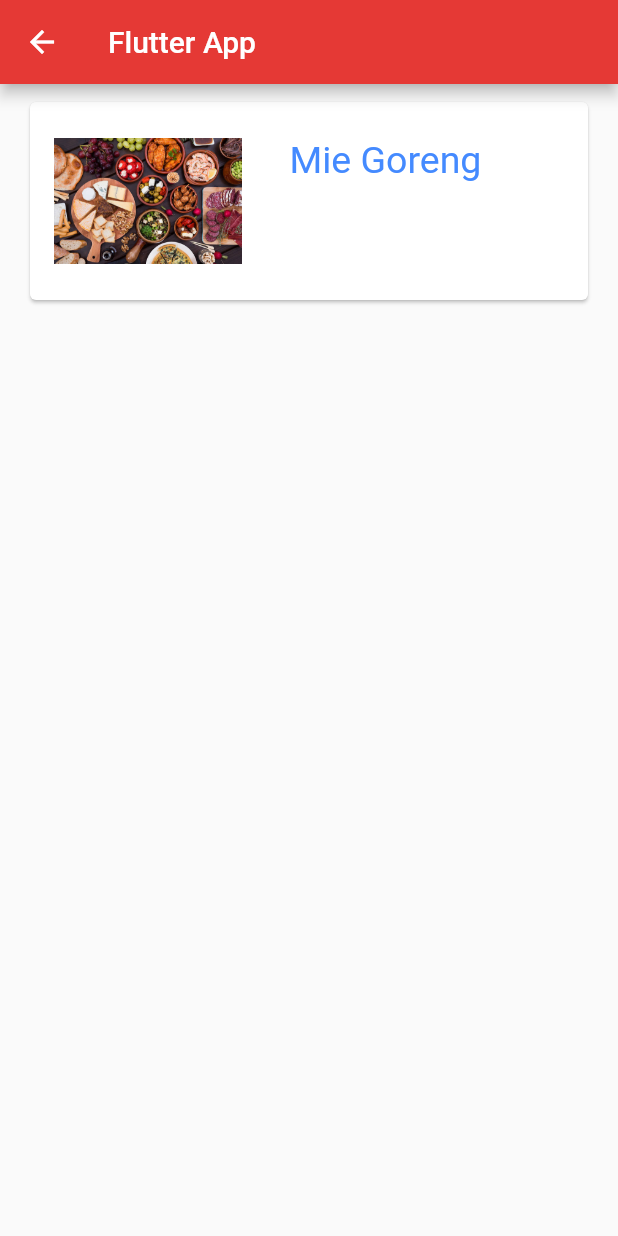
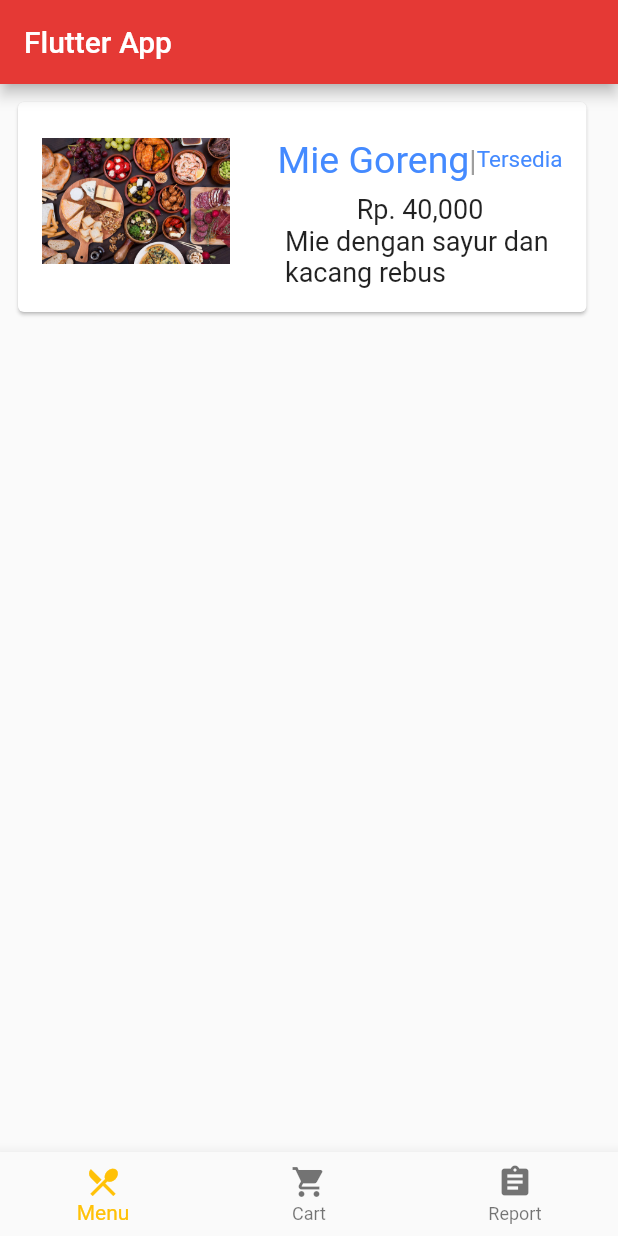
Before and after one commit to Gustana/DummyFlutter, a Flutter app: the screen it shows after launch, after a tap on "Login", on a phone screen of 412 x 824 dp. Run offline on Flutter 3.47's test engine with Material 2 defaults, Android fonts, the phone set to English and light mode, and no system bars.

```diff
--- a/flutter_app/lib/main.dart
+++ b/flutter_app/lib/main.dart
@@ -1,5 +1,5 @@
 import 'package:flutter/material.dart';
-import 'route/detail.dart';
+import 'route/home.dart';
 
 void main() => runApp(MyApp());
 
@@ -22,8 +22,8 @@ class RegisterPage extends StatelessWidget {
   static final appName = 'Flutter App';
 
   void moveToHome(BuildContext context){
-    Navigator.push(context, MaterialPageRoute(
-      builder: (context)=> Home()
+    Navigator.pushReplacement(context, MaterialPageRoute(
+      builder: (context)=> Home2()
     ));
   }
 
--- a/flutter_app/lib/route/detail.dart
+++ /dev/null
@@ -1,42 +0,0 @@
-import 'package:flutter/material.dart';
-
-class Home extends StatelessWidget{
-
-  @override
-  Widget build(BuildContext context) {
-    return Scaffold(
-      appBar: AppBar(
-        backgroundColor: Colors.red.shade600,
-        title: Text('Flutter App')
-      ),
-      body : Container(
-        margin: EdgeInsets.only(top: 8, right: 16, left: 16),
-        child: Card(
-          child: Row(
-            crossAxisAlignment: CrossAxisAlignment.start,
-            mainAxisSize: MainAxisSize.max,
-            children: <Widget>[
-              Container(
-                padding: EdgeInsets.all(16),
-                child: Image.asset('assets/food.jpg', width: 125, height: 100,)
-              ),
-              Container(
-                padding: EdgeInsets.all(16),
-                margin: EdgeInsets.only(top: 8),
-                child: Row(
-                  children: <Widget>[
-                    Text('Mie Goreng', style: TextStyle(
-                      fontSize: 25,
-                      color: Colors.blueAccent
-                    ))
-                  ],
-                )
-              )
-            ],
-          )
-        )
-      )
-    );
-  }
-
-}
--- /dev/null
+++ b/flutter_app/lib/route/home.dart
@@ -0,0 +1,113 @@
+import 'package:flutter/material.dart';
+
+class Home2 extends StatefulWidget{
+
+  Home2({Key key}): super(key: key);
+
+  @override
+  _Home2State createState() => _Home2State();
+
+}
+
+class _Home2State extends State<Home2>{
+  int _selectedIndex = 0;
+  static const TextStyle btmNavTextStyle = TextStyle(fontSize: 30, fontWeight: FontWeight.bold);
+
+  void _onItemSelected(int index){
+    setState(() {
+      _selectedIndex =  index;
+    });
+  }
+
+  @override
+  Widget build(BuildContext context) {
+    return Scaffold(
+      appBar: AppBar(
+        backgroundColor: Colors.red.shade600,
+        title: Text('Flutter App')
+      ),
+      body : Container(
+        margin: EdgeInsets.only(top: 8, right: 8, left: 8),
+        child: Card(
+          child: Row(
+            crossAxisAlignment: CrossAxisAlignment.start,
+            mainAxisSize: MainAxisSize.min,
+            children: <Widget>[
+              Container(
+                padding: EdgeInsets.all(16),
+                child: Image.asset('assets/food.jpg', width: 125, height: 100,)
+              ),
+              Container(
+                padding: EdgeInsets.all(16),
+                margin: EdgeInsets.only(top: 8),
+                child: Column(
+                  mainAxisSize: MainAxisSize.min,
+                  children: <Widget>[
+                    Row(
+                      mainAxisSize: MainAxisSize.min,
+                      children: <Widget>[
+                        Text('Mie Goreng', style: TextStyle(
+                          fontSize: 25,
+                          color: Colors.blueAccent
+                        )),
+                        Text('|', style: TextStyle(
+                          color: Colors.grey.shade500,
+                          fontSize: 20
+                        )),
+                        Text('Tersedia', style: TextStyle(
+                          fontSize: 15,
+                          color: Colors.blueAccent
+                        ))
+                      ],
+                    ),
+                    Container(
+                      margin: EdgeInsets.only(top: 8),
+                      child: Row(
+                        crossAxisAlignment: CrossAxisAlignment.start,
+                        mainAxisSize: MainAxisSize.max,
+                        children: <Widget>[
+                          Text('Rp. ', style: TextStyle(
+                            fontSize: 18
+                          )),
+                          Text('40,000', style: TextStyle(
+                            fontSize: 18
+                          ))
+                        ],
+                      )
+                    ),
+                    Container(
+                      constraints: BoxConstraints(minWidth: 170, maxWidth: 180),
+                      child: Text('Mie dengan sayur dan kacang rebus', style: TextStyle(
+                        fontSize: 18
+                      ))
+                    )
+                  ],
+                )
+              )
+            ],
+          )
+        )
+      ),
+      bottomNavigationBar: BottomNavigationBar(
+        items: const <BottomNavigationBarItem>[
+          BottomNavigationBarItem(
+            icon: Icon(Icons.restaurant_menu),
+            title: Text('Menu')
+          ),
+          BottomNavigationBarItem(
+            icon: Icon(Icons.shopping_cart),
+            title: Text('Cart')
+          ),
+          BottomNavigationBarItem(
+            icon: Icon(Icons.assignment),
+            title: Text('Report')
+          )
+        ],
+        currentIndex: _selectedIndex,
+        selectedItemColor: Colors.amber,
+        onTap: _onItemSelected,
+      ),
+    );
+  }
+
+}
```
